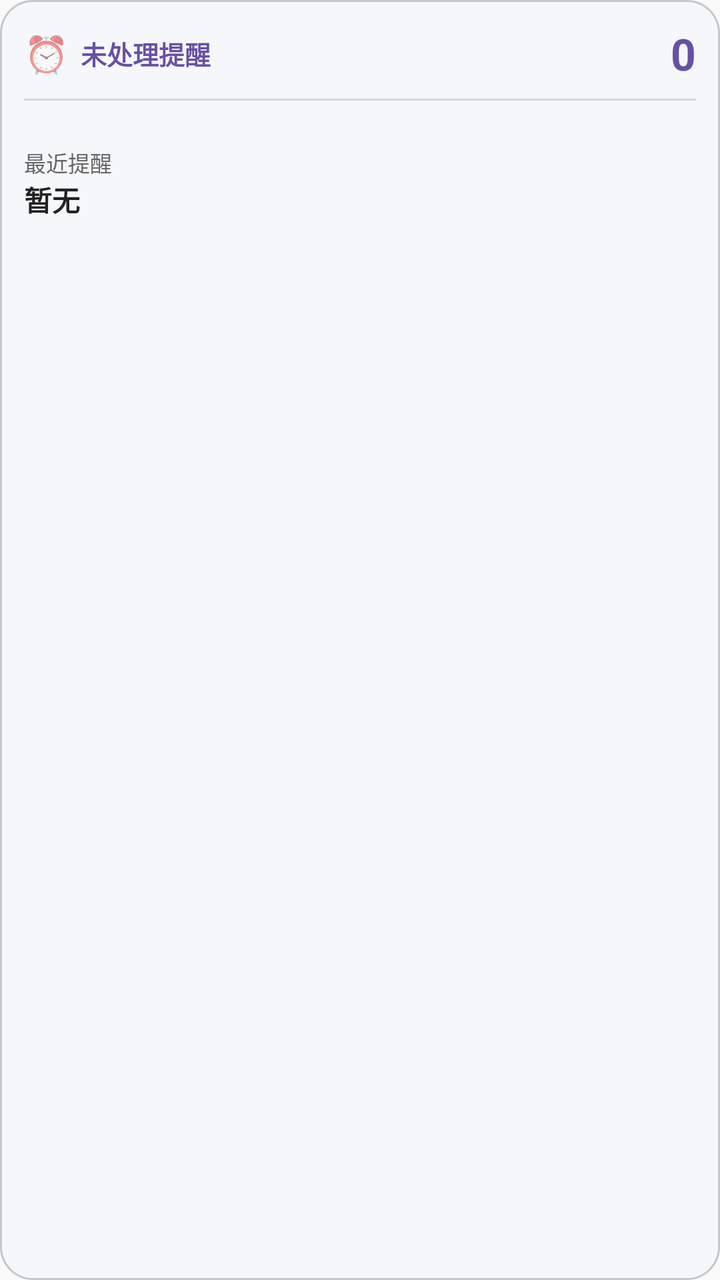
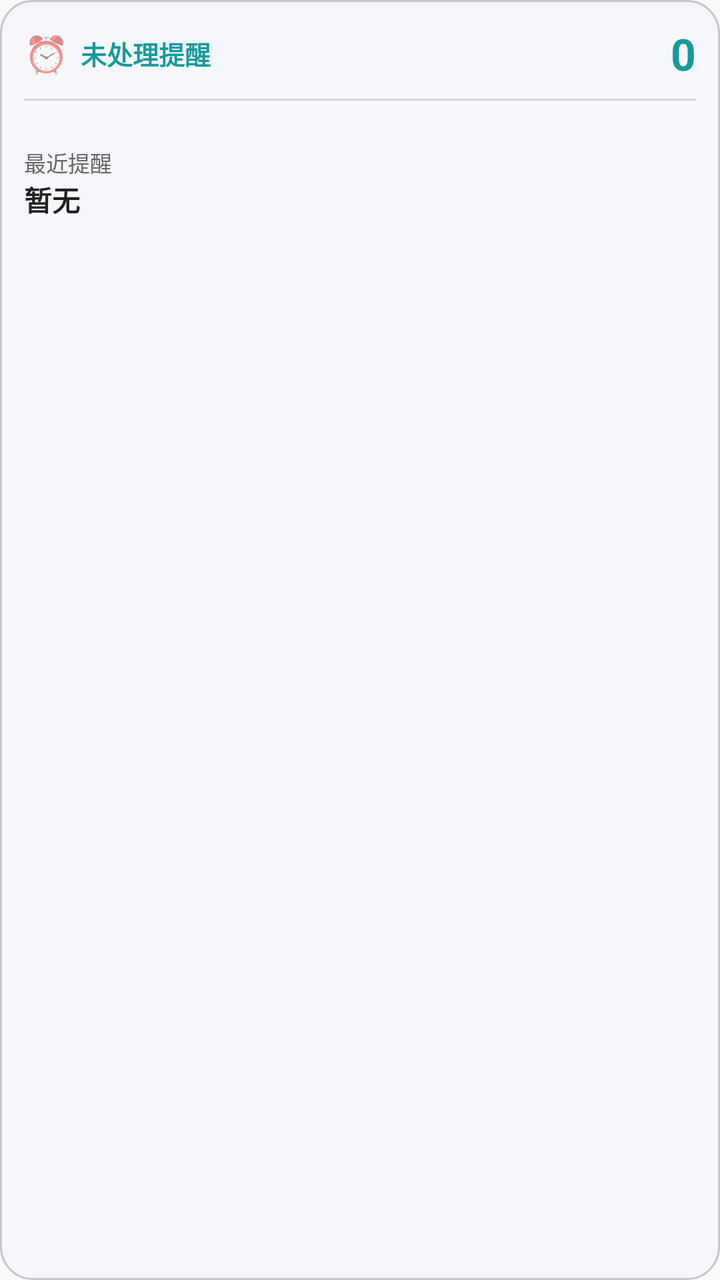

An Android layout rendered at two revisions. The XML below is the earlier revision; the diff shows what the commit changed to produce the second picture.
<!-- AndroidManifest.xml: application theme Theme.ReminderApp -->
<!-- res/layout/widget_reminder.xml -->
<?xml version="1.0" encoding="utf-8"?>
<LinearLayout xmlns:android="http://schemas.android.com/apk/res/android"
    android:layout_width="match_parent"
    android:layout_height="match_parent"
    android:orientation="vertical"
    android:background="@drawable/widget_bg"
    android:padding="12dp">

    <LinearLayout
        android:layout_width="match_parent"
        android:layout_height="wrap_content"
        android:orientation="horizontal"
        android:gravity="center_vertical">

        <TextView
            android:id="@+id/widget_icon"
            android:layout_width="wrap_content"
            android:layout_height="wrap_content"
            android:text="⏰"
            android:textSize="18sp" />

        <TextView
            android:id="@+id/widget_unhandled_title"
            android:layout_width="0dp"
            android:layout_height="wrap_content"
            android:layout_weight="1"
            android:layout_marginStart="6dp"
            android:text="未处理提醒"
            android:textColor="#FF6750A4"
            android:textSize="13sp"
            android:textStyle="bold" />

        <TextView
            android:id="@+id/widget_unhandled_count"
            android:layout_width="wrap_content"
            android:layout_height="wrap_content"
            android:text="0"
            android:textColor="#FF6750A4"
            android:textSize="22sp"
            android:textStyle="bold" />
    </LinearLayout>

    <View
        android:layout_width="match_parent"
        android:layout_height="1dp"
        android:layout_marginTop="8dp"
        android:layout_marginBottom="8dp"
        android:background="#22000000" />

    
    <TextView
        android:id="@+id/widget_lunar"
        android:layout_width="wrap_content"
        android:layout_height="wrap_content"
        android:text=""
        android:textColor="#8A6D3B"
        android:textSize="11sp" />

    <TextView
        android:id="@+id/widget_next_label"
        android:layout_width="wrap_content"
        android:layout_height="wrap_content"
        android:text="最近提醒"
        android:textColor="#666666"
        android:textSize="11sp" />

    <TextView
        android:id="@+id/widget_next_title"
        android:layout_width="match_parent"
        android:layout_height="wrap_content"
        android:maxLines="1"
        android:ellipsize="end"
        android:text="暂无"
        android:textColor="#222222"
        android:textSize="14sp"
        android:textStyle="bold" />

    <LinearLayout
        android:layout_width="match_parent"
        android:layout_height="wrap_content"
        android:orientation="horizontal"
        android:gravity="center_vertical">

        <TextView
            android:id="@+id/widget_next_time"
            android:layout_width="0dp"
            android:layout_height="wrap_content"
            android:layout_weight="1"
            android:text=""
            android:textColor="#888888"
            android:textSize="11sp" />

        
        <TextView
            android:id="@+id/widget_complete_btn"
            android:layout_width="wrap_content"
            android:layout_height="wrap_content"
            android:padding="4dp"
            android:text="✓ 完成"
            android:textColor="#FFFFFF"
            android:textSize="11sp"
            android:textStyle="bold"
            android:background="@drawable/widget_complete_bg"
            android:visibility="gone" />

        
        <TextView
            android:id="@+id/widget_snooze_btn"
            android:layout_width="wrap_content"
            android:layout_height="wrap_content"
            android:layout_marginStart="4dp"
            android:padding="4dp"
            android:text="⏸ 稍后"
            android:textColor="#FFFFFF"
            android:textSize="11sp"
            android:textStyle="bold"
            android:background="@drawable/widget_complete_bg"
            android:visibility="gone" />
    </LinearLayout>

</LinearLayout>
<!-- resources referenced by this layout -->
<resources>
  <!-- drawable widget_bg (drawable) -->
  <?xml version="1.0" encoding="utf-8"?>
  <shape xmlns:android="http://schemas.android.com/apk/res/android"
      android:shape="rectangle">
      <solid android:color="#F5F7FA" />
      <corners android:radius="16dp" />
      <stroke
          android:width="1dp"
          android:color="#33000000" />
  </shape>
  <!-- drawable widget_complete_bg (drawable) -->
  <?xml version="1.0" encoding="utf-8"?>
  <shape xmlns:android="http://schemas.android.com/apk/res/android"
      android:shape="rectangle">
      <solid android:color="#6750A4" />
      <corners android:radius="14dp" />
  </shape>
  <style name="Theme.ReminderApp" parent="android:Theme.Material.Light.NoActionBar">
          <item name="android:statusBarColor">@color/app_background</item>
          <item name="android:navigationBarColor">@color/app_background</item>
          <item name="android:windowLightStatusBar">true</item>
      </style>
  <color name="app_background">#FFF8F8F8</color>
</resources>

<!-- the commit's change to res/layout/widget_reminder.xml (unified diff, before → after) -->
@@ -26,7 +26,7 @@
             android:layout_weight="1"
             android:layout_marginStart="6dp"
             android:text="未处理提醒"
-            android:textColor="#FF6750A4"
+            android:textColor="#FF159A9C"
             android:textSize="13sp"
             android:textStyle="bold" />
 
@@ -35,7 +35,7 @@
             android:layout_width="wrap_content"
             android:layout_height="wrap_content"
             android:text="0"
-            android:textColor="#FF6750A4"
+            android:textColor="#FF159A9C"
             android:textSize="22sp"
             android:textStyle="bold" />
     </LinearLayout>
<!-- resource entries referenced after the edit -->
@@ -14,7 +14,7 @@
   <?xml version="1.0" encoding="utf-8"?>
   <shape xmlns:android="http://schemas.android.com/apk/res/android"
       android:shape="rectangle">
-      <solid android:color="#6750A4" />
+      <solid android:color="#159A9C" />
       <corners android:radius="14dp" />
   </shape>
   <style name="Theme.ReminderApp" parent="android:Theme.Material.Light.NoActionBar">
